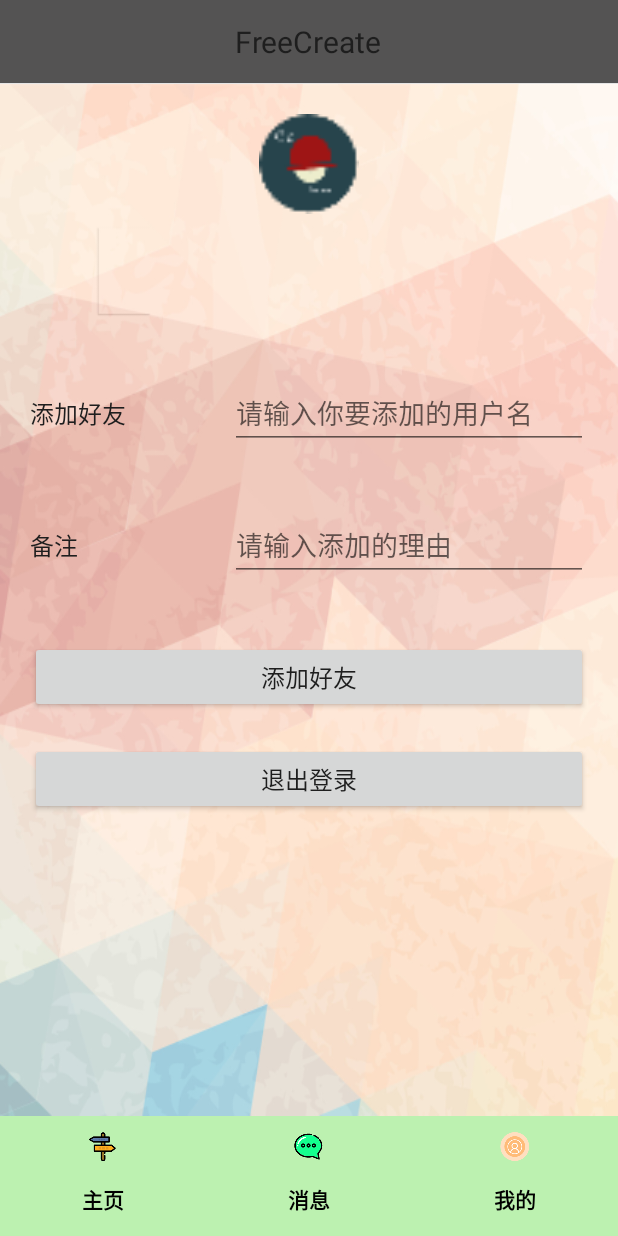
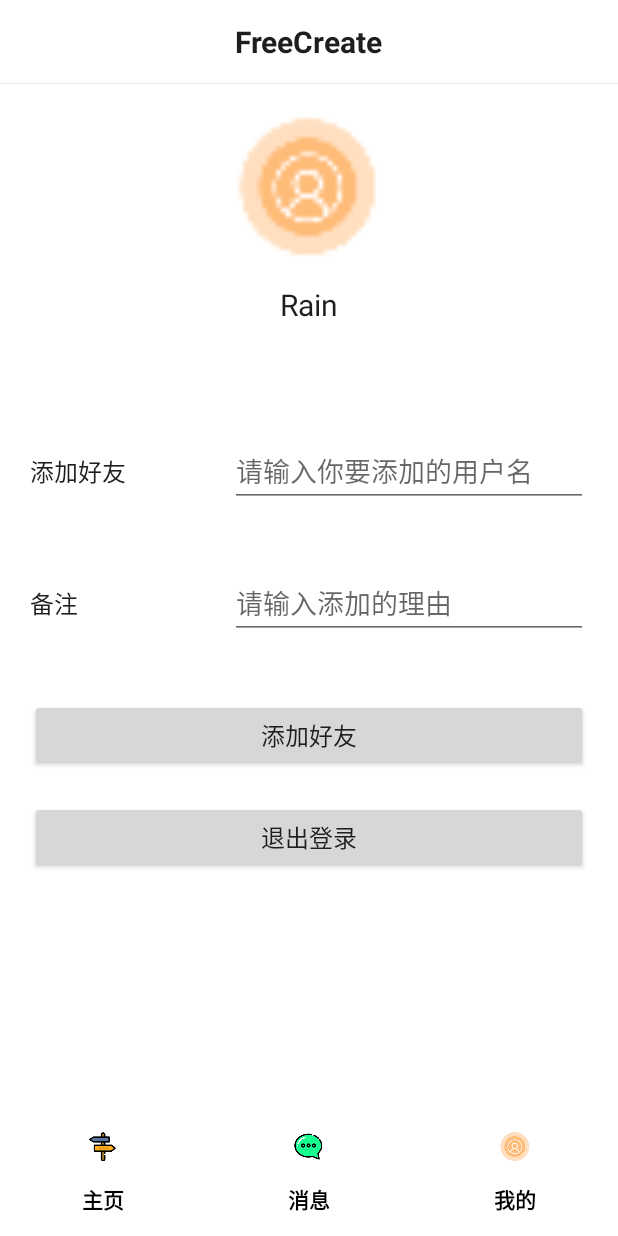
Before and after one commit to RainCCC/FreeCreate, an Android app: the fragment MyFragment placed in its activity, on a phone screen of 412 x 824 dp. Run offline under Robolectric (Android 15) with nearby library versions, the phone set to English and light mode, and no system bars; our stand-ins replace CircleImageView; libraries missing offline, so code that uses them is left out: cn.bmob.v3, com.hyphenate, com.hyphenate.chat, com.hyphenate.exceptions, com.hyphenate.util and 1 more; 5 statements that could not run were skipped.

Commit message:
界面优化

```diff
--- a/app/src/main/AndroidManifest.xml
+++ b/app/src/main/AndroidManifest.xml
@@ -36,7 +36,7 @@
         android:label="@string/app_name"
         android:roundIcon="@mipmap/ic_launcher_round"
         android:supportsRtl="true"
-        android:theme="@style/BaseAppTheme">
+        android:theme="@style/BaseWhiteTheme">
 
         <!-- AutoLayout 配置 -->
         <meta-data
--- a/app/src/main/java/com/fc/rain/freecreate/moduel/ui/fragment/MyFragment.kt
+++ b/app/src/main/java/com/fc/rain/freecreate/moduel/ui/fragment/MyFragment.kt
@@ -31,7 +31,7 @@ class MyFragment : BaseFragment() {
         etName = findViewById<EditText>(R.id.et_name) as EditText?
         etReason = findViewById<EditText>(R.id.et_reason) as EditText?
         var tvUser = findViewById<TextView>(R.id.tv_name) as TextView
-        tvUser?.text = SPUtils.get(mContext, Constant.USERNAME, "").toString()
+        tvUser?.text = BmobUser.getObjectByKey("username").toString()
     }
 
     override fun initContract() {
--- a/app/src/main/res/layout/activity_home.xml
+++ b/app/src/main/res/layout/activity_home.xml
@@ -16,7 +16,7 @@
         android:layout_width="match_parent"
         android:layout_height="@dimen/npx120"
         android:layout_alignParentBottom="true"
-        android:background="@color/colorPrimaryDark"
+        android:background="@color/white"
         android:orientation="horizontal">
 
         <RadioButton
--- a/app/src/main/res/layout/fragment_my.xml
+++ b/app/src/main/res/layout/fragment_my.xml
@@ -2,27 +2,26 @@
 <LinearLayout xmlns:android="http://schemas.android.com/apk/res/android"
     android:layout_width="match_parent"
     android:layout_height="match_parent"
-    android:background="@mipmap/my_bg"
-    android:orientation="vertical">
+    android:orientation="vertical"
+    android:background="@color/white">
 
     <ImageView
         android:id="@+id/iv_user"
-        android:layout_width="@dimen/npx100"
-        android:layout_height="@dimen/npx100"
+        android:layout_width="@dimen/npx150"
+        android:layout_height="@dimen/npx150"
         android:layout_gravity="center_horizontal"
         android:layout_marginTop="@dimen/npx30"
-        android:src="@mipmap/ic_user" />
+        android:src="@mipmap/ic_my" />
 
     <TextView
+        style="@style/tv_1e1e1e_16sp"
         android:id="@+id/tv_name"
-        android:layout_width="wrap_content"
-        android:layout_height="wrap_content"
+        android:textSize="@dimen/nsp20"
         android:layout_below="@id/iv_user"
         android:layout_centerHorizontal="true"
         android:layout_gravity="center_horizontal"
         android:layout_marginTop="@dimen/npx20"
-        android:text="user"
-        android:textSize="@dimen/nsp16" />
+        android:text="Rain" />
 
     <LinearLayout
         android:layout_width="match_parent"
--- a/app/src/main/res/layout/title_bar.xml
+++ b/app/src/main/res/layout/title_bar.xml
@@ -2,7 +2,7 @@
 <RelativeLayout xmlns:android="http://schemas.android.com/apk/res/android"
     android:layout_width="match_parent"
     android:layout_height="?attr/actionBarSize"
-    android:background="@color/colorPrimary"
+    android:background="@color/white"
     android:id="@+id/rl_title">
 
     <ImageView
@@ -14,6 +14,7 @@
         android:src="@mipmap/back" />
 
     <TextView
+        android:textStyle="bold"
         android:id="@+id/tv_title"
         android:layout_width="wrap_content"
         android:layout_height="wrap_content"
--- a/app/src/main/res/values/colors.xml
+++ b/app/src/main/res/values/colors.xml
@@ -1,8 +1,8 @@
 <?xml version="1.0" encoding="utf-8"?>
 <resources>
     <!--<color name="colorPrimary">#56596b</color>-->
-    <color name="colorPrimary">#545353</color>
-    <color name="colorPrimaryDark">#bcf1b0</color>
+    <color name="colorPrimary">#cae1bc</color>
+    <color name="colorPrimaryDark">#0e0e0e</color>
     <color name="colorAccent">#FF4081</color>
     <color name="app_bg_color">#eeeeee</color>
     <!--全透明-->
--- a/app/src/main/res/values/strings.xml
+++ b/app/src/main/res/values/strings.xml
@@ -37,8 +37,8 @@
     <string name="hint_password_again">请再次输入密码</string>
     <string name="hint_email">请输入email地址</string>
     <string name="login">登录</string>
-    <string name="login_en">login</string>
-    <string name="register_en">register</string>
+    <string name="login_en">Login</string>
+    <string name="register_en">Register</string>
     <string name="register">注册</string>
     <string name="forget_password">忘记密码？</string>
     <string name="check_email">验证邮箱</string>
```
Also changed, not shown: app/src/main/res/layout/activity_main.xml (+4 -3 lines).
